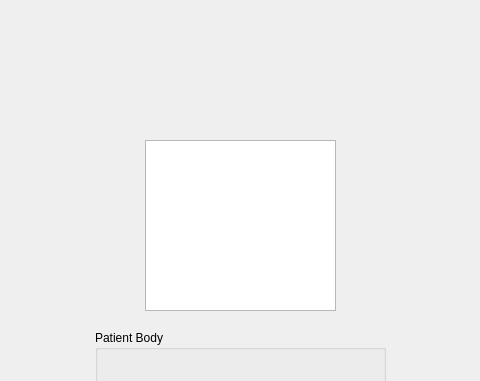
The window that mainwindow.ui (Entropy675/AED_Plus) describes before a commit, drawn with Qt 5; both pictures show x 195 to 675 and y 0 to 381 of the 1116 by 877 pixel window.
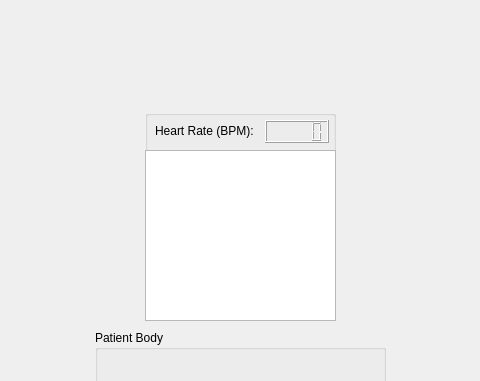
The same window after the commit.

```diff
--- a/mainwindow.ui
+++ b/mainwindow.ui
@@ -14,16 +14,6 @@
    <string>MainWindow</string>
   </property>
   <widget class="QWidget" name="centralwidget">
-   <widget class="QGraphicsView" name="HeartRateView">
-    <property name="geometry">
-     <rect>
-      <x>340</x>
-      <y>140</y>
-      <width>191</width>
-      <height>171</height>
-     </rect>
-    </property>
-   </widget>
    <widget class="QGroupBox" name="outputTextGroupBox">
     <property name="geometry">
      <rect>
@@ -50,6 +40,52 @@
      <string>Patient Body</string>
     </property>
    </widget>
+   <widget class="QGroupBox" name="groupBox">
+    <property name="geometry">
+     <rect>
+      <x>340</x>
+      <y>110</y>
+      <width>191</width>
+      <height>211</height>
+     </rect>
+    </property>
+    <property name="title">
+     <string/>
+    </property>
+    <widget class="QGraphicsView" name="HeartRateView">
+     <property name="geometry">
+      <rect>
+       <x>0</x>
+       <y>40</y>
+       <width>191</width>
+       <height>171</height>
+      </rect>
+     </property>
+    </widget>
+    <widget class="QLCDNumber" name="bpmNumber">
+     <property name="geometry">
+      <rect>
+       <x>120</x>
+       <y>10</y>
+       <width>64</width>
+       <height>23</height>
+      </rect>
+     </property>
+    </widget>
+    <widget class="QLabel" name="label">
+     <property name="geometry">
+      <rect>
+       <x>10</x>
+       <y>10</y>
+       <width>101</width>
+       <height>21</height>
+      </rect>
+     </property>
+     <property name="text">
+      <string>Heart Rate (BPM):</string>
+     </property>
+    </widget>
+   </widget>
   </widget>
   <widget class="QMenuBar" name="menubar">
    <property name="geometry">
```
